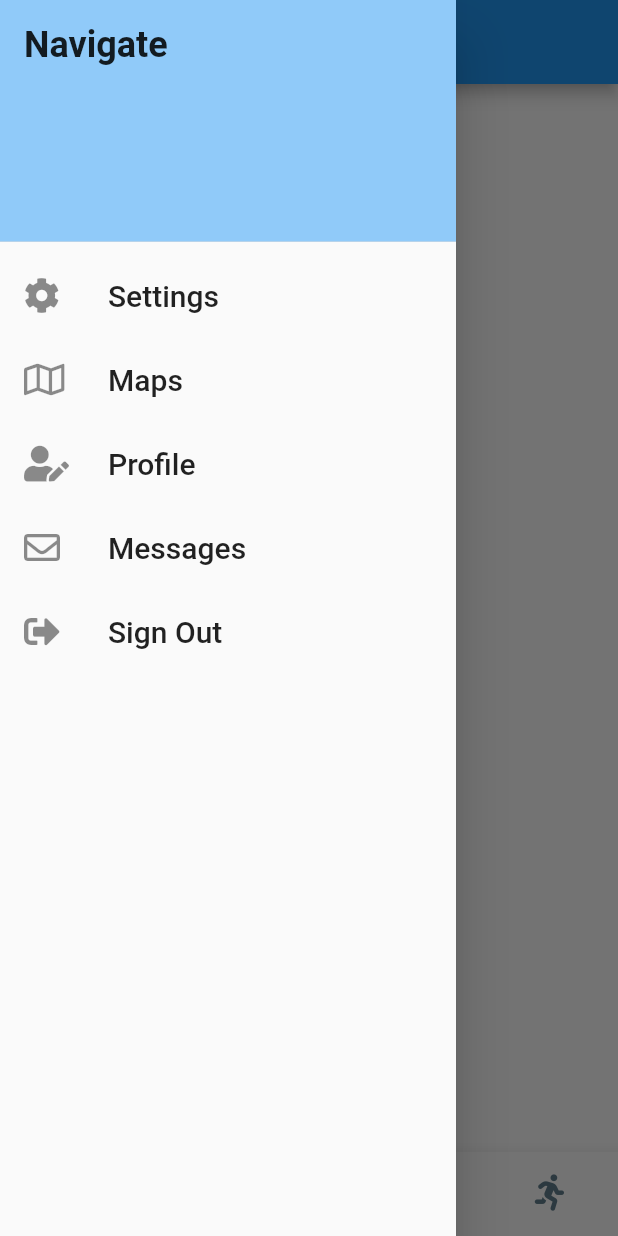
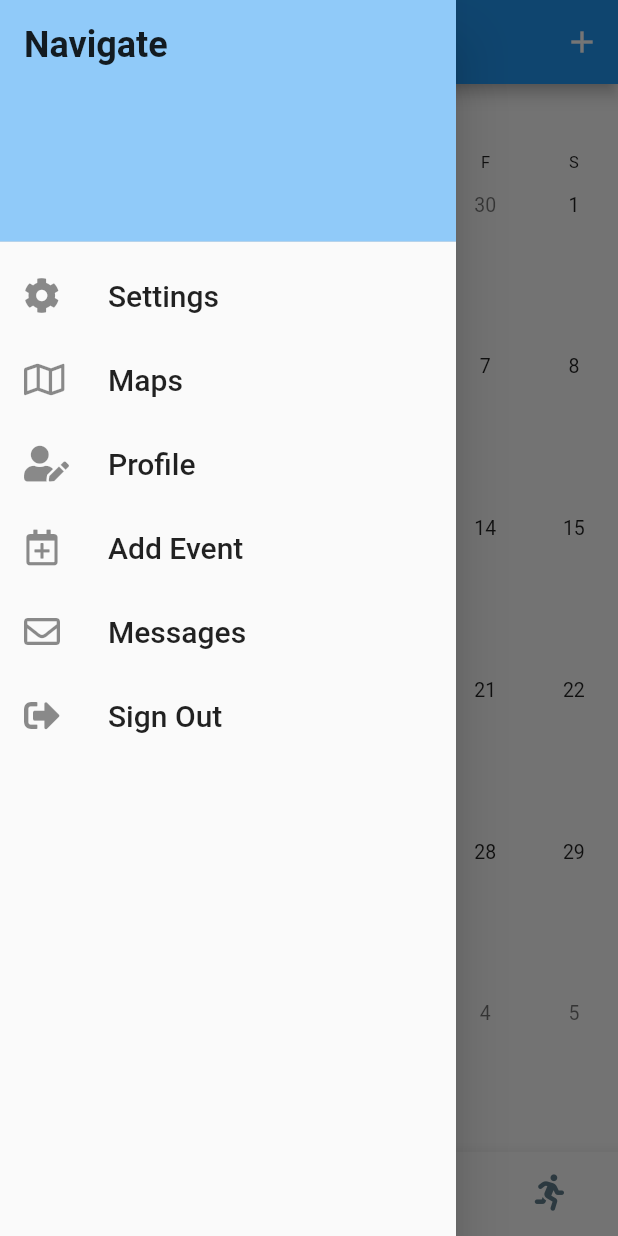
Before and after one commit to BatuhanYeter/nature-app, a Flutter app: the screen it shows once a user with an empty profile is signed in, item 2 of the bottom bar chosen, with the side drawer open, on a phone screen of 412 x 824 dp. Run offline on Flutter 3.47's test engine with Material 2 defaults, Android fonts, the phone set to English and light mode, and no system bars; drawn by our look-alikes of syncfusion_flutter_calendar; our stand-ins replace animated_theme_switcher, cloud_firestore, firebase_auth, firebase_core, font_awesome_flutter, geolocator and 3 more; accounts and stored records are empty; network calls fail.

Commit message:
Events Screen added

```diff
--- a/lib/main.dart
+++ b/lib/main.dart
@@ -1,6 +1,7 @@
 import 'package:flutter/material.dart';
 import 'package:firebase_core/firebase_core.dart';
 import 'package:flutter_appp/blocs/application_bloc.dart';
+import 'package:flutter_appp/screens/edit_event.dart';
 import 'package:flutter_appp/screens/after_register/first_screen_ar.dart';
 import 'package:flutter_appp/screens/after_register/second_screen_ar.dart';
 import 'package:flutter_appp/screens/after_register/third_screen_ar.dart';
@@ -12,6 +13,7 @@ import 'package:flutter_appp/screens/profile.dart';
 import 'package:flutter_appp/screens/settings.dart';
 import 'package:flutter_appp/screens/sign_up.dart';
 import 'package:flutter_appp/services/authentication_service.dart';
+import 'package:flutter_appp/services/event_provider.dart';
 import 'package:flutter_appp/services/preferences.dart';
 import 'package:flutter_appp/services/wrapper.dart';
 import 'package:flutter_appp/theme.dart';
@@ -25,12 +27,15 @@ Future<void> main() async {
 
   await UserPreferences.init();
   String theme = UserPreferences.getTheme() ?? "dark";
-  runApp(MyApp(theme: theme,));
+  runApp(MyApp(
+    theme: theme,
+  ));
 }
 
 class MyApp extends StatelessWidget {
   const MyApp({Key? key, required this.theme}) : super(key: key);
   final String theme;
+
   @override
   Widget build(BuildContext context) {
     // Providers
@@ -48,9 +53,14 @@ class MyApp extends StatelessWidget {
             create: (context) => ApplicationBloc(),
             child: UserMap(),
           ),
+          ChangeNotifierProvider(
+            create: (context) => EventProvider(),
+            child: EditEvent(),
+          ),
         ],
         child: ThemeProvider(
-            initTheme: UserPreferences.getTheme() == 'dark' ? darkTheme : lightTheme,
+            initTheme:
+                UserPreferences.getTheme() == 'dark' ? darkTheme : lightTheme,
             child: Builder(
               builder: (context) => MaterialApp(
                 debugShowCheckedModeBanner: false,
@@ -71,6 +81,7 @@ class MyApp extends StatelessWidget {
                   '/secondScreenAR': (context) => SecondScreenAR(),
                   '/thirdScreenAR': (context) => ThirdScreenAR(),
                   '/maps': (context) => UserMap(),
+                  '/addEvent': (context) => EditEvent(),
                 },
               ),
             )));
--- /dev/null
+++ b/lib/models/event.dart
@@ -0,0 +1,14 @@
+class Event {
+  final String title;
+  final String description;
+  final DateTime from;
+  final DateTime to;
+  final bool isAllDay;
+
+  Event(
+      {required this.title,
+      required this.description,
+      required this.from,
+      required this.to,
+      this.isAllDay = false});
+}
--- /dev/null
+++ b/lib/models/event_data_source.dart
@@ -0,0 +1,22 @@
+import 'package:flutter_appp/models/event.dart';
+import 'package:syncfusion_flutter_calendar/calendar.dart';
+
+class EventDataSource extends CalendarDataSource {
+  EventDataSource(List<Event> appointments) {
+    this.appointments = appointments;
+  }
+
+  Event getEvent(int index) => appointments![index] as Event;
+
+  @override
+  DateTime getStartTime(int index) => getEvent(index).from;
+
+  @override
+  DateTime getEndTime(int index) => getEvent(index).to;
+
+  @override
+  String getSubject(int index) => getEvent(index).title;
+
+  @override
+  bool isAllDay(int index) => getEvent(index).isAllDay;
+}
--- a/lib/screens/home.dart
+++ b/lib/screens/home.dart
@@ -37,6 +37,12 @@ class _HomePageState extends State<HomePage> {
     // final Preferences pref = Preferences();
     return Scaffold(
       appBar: AppBar(
+        actions: [
+          IconButton(
+            icon: _selectedIndex == 1 ? Icon(Icons.add) : Icon(FontAwesomeIcons.userEdit),
+            onPressed: _selectedIndex == 1 ? () => Navigator.pushNamed(context, '/addEvent') : () => Navigator.pushNamed(context, '/profile'),
+          )
+        ],
         centerTitle: true,
         title: Text("Nature Calls"),
         leading: IconButton(
@@ -107,6 +113,11 @@ class _HomePageState extends State<HomePage> {
             onTap: () => Navigator.pushNamed(context, "/profile"),
           ),
           ListTile(
+            title: Text("Add Event", style: TextStyle(fontSize: 20)),
+            leading: Icon(FontAwesomeIcons.calendarPlus),
+            onTap: () => Navigator.pushNamed(context, "/addEvent"),
+          ),
+          ListTile(
             title: Text("Messages", style: TextStyle(fontSize: 20)),
             leading: Icon(FontAwesomeIcons.envelope),
             onTap: () {},
--- a/lib/screens/home_tabs/activities.dart
+++ b/lib/screens/home_tabs/activities.dart
@@ -1,10 +1,36 @@
 import 'package:flutter/material.dart';
+import 'package:flutter_appp/models/event_data_source.dart';
+import 'package:flutter_appp/services/event_provider.dart';
+import 'package:flutter_appp/widgets/tasks_widget.dart';
+import 'package:provider/provider.dart';
+import 'package:syncfusion_flutter_calendar/calendar.dart';
 
 class Activities extends StatelessWidget {
   @override
   Widget build(BuildContext context) {
-    return Center(
-        child: Text("Activities"),
-      );
+    return CalendarWidget();
   }
 }
+
+class CalendarWidget extends StatelessWidget {
+  const CalendarWidget({Key? key}) : super(key: key);
+
+  @override
+  Widget build(BuildContext context) {
+    final events = Provider
+        .of<EventProvider>(context)
+        .events;
+
+    return SfCalendar(
+      view: CalendarView.month,
+      dataSource: EventDataSource(events),
+      initialSelectedDate: DateTime.now(),
+      cellBorderColor: Colors.transparent,
+      onLongPress: (details) {
+        final provider = Provider.of<EventProvider>(context, listen: false);
+        provider.setDate(details.date!);
+        showModalBottomSheet(context: context, builder: (context) => TasksWidget(),);
+      },
+    );
+  }
+}
--- /dev/null
+++ b/lib/services/event_provider.dart
@@ -0,0 +1,36 @@
+import 'package:flutter/cupertino.dart';
+import 'package:flutter/material.dart';
+import 'package:flutter_appp/models/event.dart';
+
+class EventProvider with ChangeNotifier {
+  final List<Event> _events = [];
+
+  List<Event> get events => _events;
+
+  DateTime _selectedDate = DateTime.now();
+
+  DateTime get selectedDate => _selectedDate;
+
+  void setDate(DateTime date) => _selectedDate = date;
+
+  List<Event> get eventsOfSelectedDate => _events;
+
+  void addEvent(Event event) {
+    _events.add(event);
+
+    notifyListeners();
+  }
+
+  void deleteEvent(Event event) {
+    _events.remove(event);
+
+    notifyListeners();
+  }
+
+  void editEvent(Event newEvent, Event oldEvent) {
+    final index = _events.indexOf(oldEvent);
+    _events[index] = newEvent;
+
+    notifyListeners();
+  }
+}
--- a/lib/services/places_service.dart
+++ b/lib/services/places_service.dart
@@ -9,7 +9,7 @@ class PlacesService {
   final key = 'AIzaSyBB6urxKy4DqowYs603axJM2g1joMVmhSY';
 
   Future<List<PlaceSearch>> getAutoComplete(String search, double radius) async {
-    // /maps/api/place/autocomplete/xml?input -> I changed xlm to json
+    // /maps/api/place/autocomplete/xml?input -> I need json
     var url = Uri.parse('https://maps.googleapis.com/maps/api/place/autocomplete/json?input=$search&types=establishment&radius=$radius&key=$key');
     var response = await http.get(url);
     var json = convert.jsonDecode(response.body);
@@ -18,7 +18,7 @@ class PlacesService {
   }
 
   Future<Place> getPlaceDetails(String placeId) async {
-    // /maps/api/place/autocomplete/xml?input -> I changed xlm to json
+    // /maps/api/place/autocomplete/xml?input -> I need json
     var url = Uri.parse('https://maps.googleapis.com/maps/api/place/details/json?key=$key&place_id=$placeId');
     var response = await http.get(url);
     var json = convert.jsonDecode(response.body);
--- a/pubspec.yaml
+++ b/pubspec.yaml
@@ -41,7 +41,7 @@ dependencies:
   geolocator: ^7.0.3
   http: ^0.13.1
   animated_theme_switcher: ^2.0.1-nullsafety.0
-
+  syncfusion_flutter_calendar: ^19.1.63
 flutter_native_splash:
   color: "#74c494"
   #background_image: "assets/icons/nature.png"
```
Also changed, not shown: lib/screens/edit_event.dart (added, +242 -0 lines), lib/screens/event_viewing_page.dart (added, +66 -0 lines), lib/utils.dart (added, +23 -0 lines), lib/widgets/tasks_widget.dart (added, +70 -0 lines), pubspec.lock.
